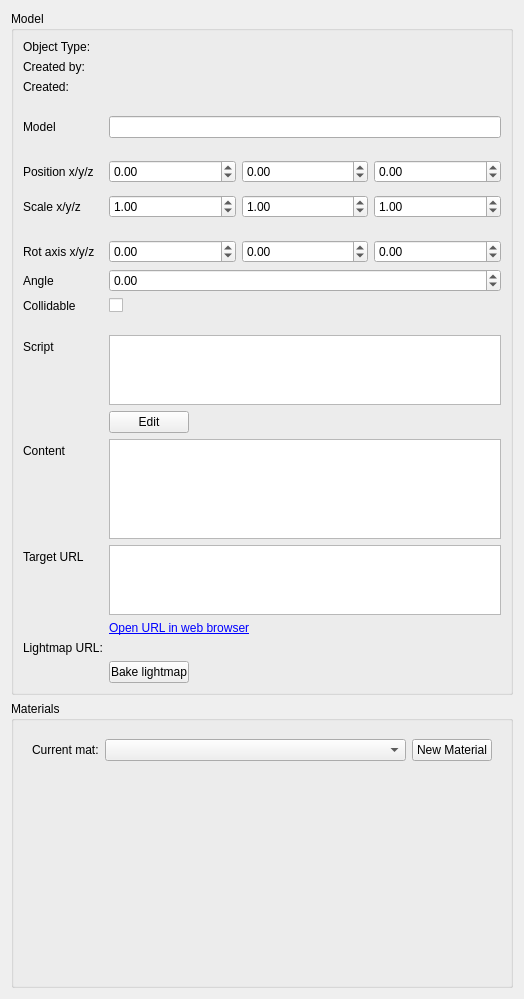
Qt form gui_client/ObjectEditor.ui (shipilovden/substrata-metasiberia) before a commit.
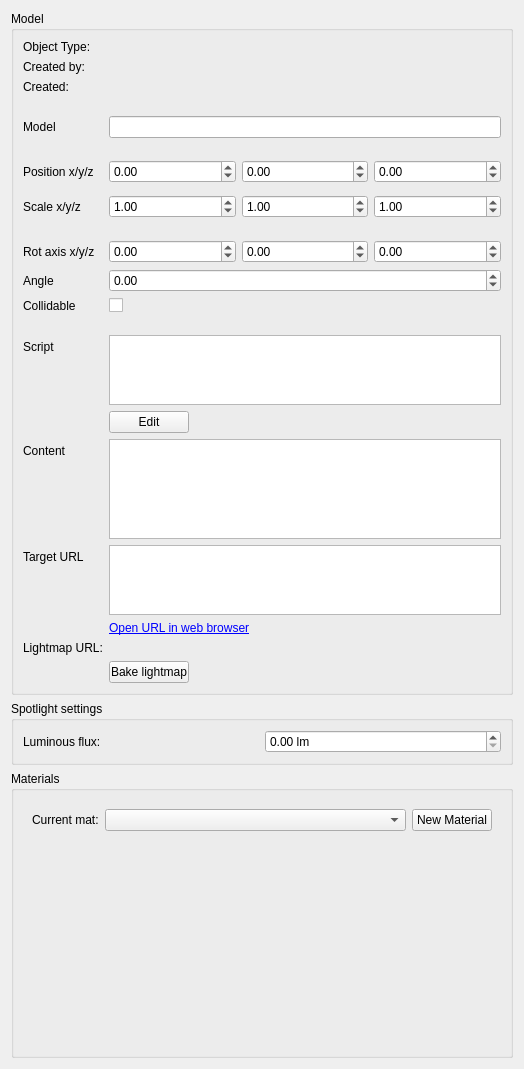
The same form after that commit. Custom widgets are drawn as their Qt base class.

Commit message: Increased lightmap res. Added spotlight object type. Added luminous flux to light object. Bumped protocol.

```diff
--- a/gui_client/ObjectEditor.ui
+++ b/gui_client/ObjectEditor.ui
@@ -549,6 +549,35 @@
      </layout>
     </widget>
    </item>
+   <item>
+    <widget class="QGroupBox" name="spotlightGroupBox">
+     <property name="title">
+      <string>Spotlight settings</string>
+     </property>
+     <layout class="QGridLayout" name="gridLayout">
+      <item row="0" column="0">
+       <widget class="QLabel" name="label_13">
+        <property name="text">
+         <string>Luminous flux:</string>
+        </property>
+       </widget>
+      </item>
+      <item row="0" column="1">
+       <widget class="IndigoDoubleSpinBox" name="luminousFluxDoubleSpinBox">
+        <property name="suffix">
+         <string> lm</string>
+        </property>
+        <property name="maximum">
+         <double>10000000.000000000000000</double>
+        </property>
+        <property name="singleStep">
+         <double>1.000000000000000</double>
+        </property>
+       </widget>
+      </item>
+     </layout>
+    </widget>
+   </item>
    <item>
     <widget class="QGroupBox" name="materialsGroupBox">
      <property name="sizePolicy">
```
The commit also changes 11 other files.
